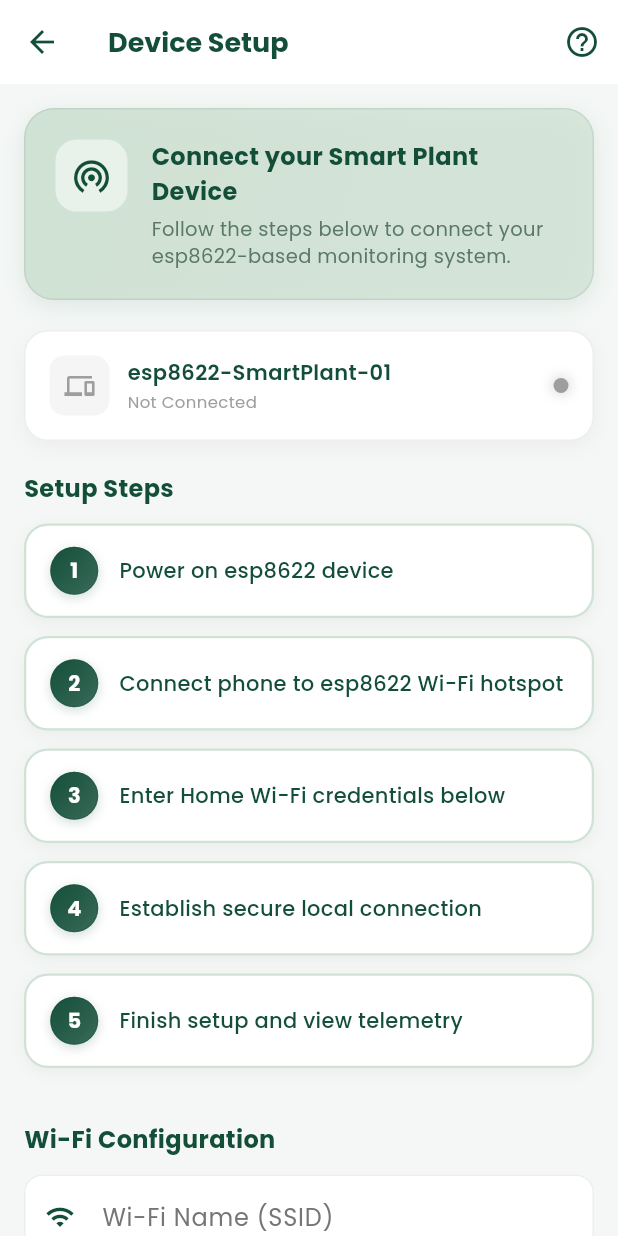
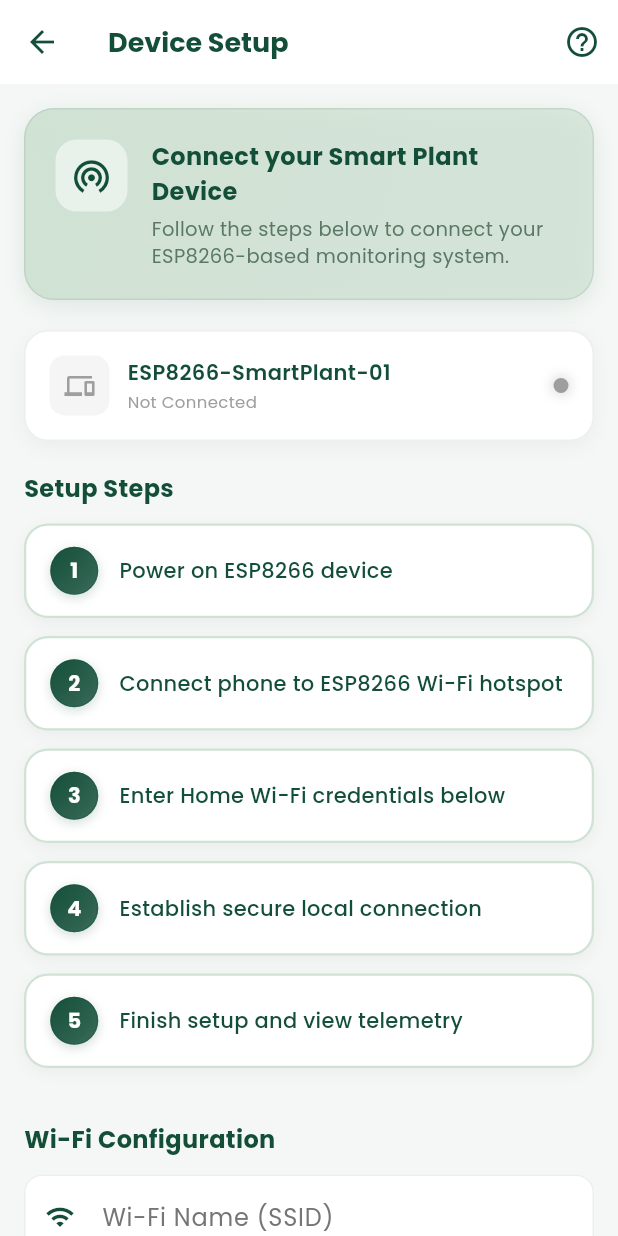
Before and after one commit to Nasir-Ali911/smart-plant-care-system, a Flutter app: the DashboardScreen screen opened by its route, scrolled down 576 dp, after a tap on "Device Setup", on a phone screen of 412 x 824 dp. Run offline on Flutter 3.47's test engine with Material 3 defaults, Android fonts, the light colour scheme and no system bars; our stand-ins replace cloud_firestore, firebase_auth, firebase_core, firebase_database, go_router, google_fonts and 1 more; accounts and stored records are empty; statements that could not run were skipped.

Commit message:
Fix dashboard sensor cards and loading states2

```diff
--- a/lib/screens/dashboard/dashboard_screen.dart
+++ b/lib/screens/dashboard/dashboard_screen.dart
@@ -102,7 +102,7 @@ class _DashboardScreenState extends State<DashboardScreen> {
         return;
       }
 
-      // Try Firestore user profile first
+      // Try Firestore user profile first.
       try {
         final DocumentSnapshot<Map<String, dynamic>> snapshot =
             await _firestore.collection('users').doc(user.uid).get();
@@ -125,7 +125,7 @@ class _DashboardScreenState extends State<DashboardScreen> {
         debugPrint('Firestore profile lookup failed: $e');
       }
 
-      // Firebase Auth fallback
+      // Firebase Auth fallback.
       final String displayName = user.displayName?.trim() ?? '';
 
       if (displayName.isNotEmpty) {
@@ -138,7 +138,7 @@ class _DashboardScreenState extends State<DashboardScreen> {
         return;
       }
 
-      // Email fallback
+      // Email fallback.
       if (mounted) {
         setState(() {
           _userName = _formatName(
@@ -424,13 +424,13 @@ class _DashboardScreenState extends State<DashboardScreen> {
     return StreamBuilder<DatabaseEvent>(
       stream: _smartPlantRef.onValue,
       builder: (context, sensorSnapshot) {
-        // Loading state
+        // Loading state.
         if (sensorSnapshot.connectionState ==
             ConnectionState.waiting) {
           return _buildLoadingScreen();
         }
 
-        // Error state
+        // Error state.
         if (sensorSnapshot.hasError) {
           return _buildErrorScreen(
             sensorSnapshot.error.toString(),
@@ -600,8 +600,7 @@ class _DashboardScreenState extends State<DashboardScreen> {
               },
               child: KeyedSubtree(
                 key: ValueKey(_currentIndex),
-                child:
-                    screens[_currentIndex],
+                child: screens[_currentIndex],
               ),
             ),
           ),
@@ -668,7 +667,6 @@ class _DashboardScreenState extends State<DashboardScreen> {
                   ),
                   label: 'Home',
                 ),
-
                 BottomNavigationBarItem(
                   icon: Icon(
                     Icons.eco_outlined,
@@ -678,7 +676,6 @@ class _DashboardScreenState extends State<DashboardScreen> {
                   ),
                   label: 'Plants',
                 ),
-
                 BottomNavigationBarItem(
                   icon: Icon(
                     Icons.notifications_outlined,
@@ -688,7 +685,6 @@ class _DashboardScreenState extends State<DashboardScreen> {
                   ),
                   label: 'Notifications',
                 ),
-
                 BottomNavigationBarItem(
                   icon: Icon(
                     Icons.person_outline,
@@ -723,9 +719,7 @@ class _DashboardScreenState extends State<DashboardScreen> {
               color: Color(0xFF134E39),
               strokeWidth: 3,
             ),
-
             const SizedBox(height: 20),
-
             Text(
               'Loading your dashboard...',
               style: GoogleFonts.poppins(
@@ -750,28 +744,23 @@ class _DashboardScreenState extends State<DashboardScreen> {
     return Scaffold(
       backgroundColor:
           const Color(0xFFE4EDE6),
-
       body: Center(
         child: Padding(
           padding:
               const EdgeInsets.all(24),
-
           child: Column(
             mainAxisAlignment:
                 MainAxisAlignment.center,
-
             children: [
               Container(
                 width: 80,
                 height: 80,
-
                 decoration:
                     BoxDecoration(
                   shape: BoxShape.circle,
                   color: Colors.red
                       .withOpacity(0.1),
                 ),
-
                 child: const Icon(
                   Icons.error_outline,
                   size: 40,
@@ -813,7 +802,6 @@ class _DashboardScreenState extends State<DashboardScreen> {
                 onPressed: () {
                   setState(() {});
                 },
-
                 style:
                     ElevatedButton.styleFrom(
                   backgroundColor:
@@ -836,7 +824,6 @@ class _DashboardScreenState extends State<DashboardScreen> {
                     ),
                   ),
                 ),
-
                 child: Text(
                   'Retry',
                   style:
@@ -1020,7 +1007,7 @@ class _DashboardScreenState extends State<DashboardScreen> {
 
                 RecentActivityCard(
                   title:
-                      'ESP8622 Device connected',
+                      'ESP8266 Device connected',
                   time:
                       '5 hours ago',
                   icon:
@@ -1057,16 +1044,13 @@ class _DashboardScreenState extends State<DashboardScreen> {
           return Column(
             crossAxisAlignment:
                 CrossAxisAlignment.start,
-
             children: [
               Row(
                 mainAxisAlignment:
                     MainAxisAlignment.end,
                 children: [
                   _buildNotificationButton(),
-
                   const SizedBox(width: 8),
-
                   _buildProfileAvatar(),
                 ],
               ),
@@ -1125,13 +1109,11 @@ class _DashboardScreenState extends State<DashboardScreen> {
         return Row(
           crossAxisAlignment:
               CrossAxisAlignment.start,
-
           children: [
             Expanded(
               child: Column(
                 crossAxisAlignment:
                     CrossAxisAlignment.start,
-
                 children: [
                   Text(
                     '$greeting,',
@@ -1223,14 +1205,12 @@ class _DashboardScreenState extends State<DashboardScreen> {
           ),
         ],
       ),
-
       child: IconButton(
         icon: const Icon(
           Icons.notifications_outlined,
           color:
               Color(0xFF134E39),
         ),
-
         onPressed: () {
           Navigator.push(
             context,
@@ -1251,11 +1231,9 @@ class _DashboardScreenState extends State<DashboardScreen> {
   Widget _buildProfileAvatar() {
     return GestureDetector(
       onTap: _openProfile,
-
       child: Container(
         width: 48,
         height: 48,
-
         decoration: BoxDecoration(
           shape: BoxShape.circle,
           color:
@@ -1267,7 +1245,6 @@ class _DashboardScreenState extends State<DashboardScreen> {
             width: 2,
           ),
         ),
-
         child: const Center(
           child: Icon(
             Icons.person,
@@ -1291,7 +1268,6 @@ class _DashboardScreenState extends State<DashboardScreen> {
   ) {
     return StreamBuilder<DatabaseEvent>(
       stream: _plantsRef.onValue,
-
       builder:
           (context, plantSnapshot) {
         int totalPlants = 0;
@@ -1408,20 +1384,15 @@ class _DashboardScreenState extends State<DashboardScreen> {
 
         SensorCard(
           title: 'Temperature',
-
           value: temperature != null
               ? '${temperature.toStringAsFixed(1)}°C'
               : '--',
-
           icon: Icons.thermostat,
-
           iconColor: Colors.orange,
-
           status: temperatureStatus,
 
-          // FIXED:
-          // showLoading -> isLoading
-          isLoading: temperature == null,
+          isLoading:
+              temperature == null,
 
           isActive:
               temperature != null,
@@ -1435,23 +1406,17 @@ class _DashboardScreenState extends State<DashboardScreen> {
 
         SensorCard(
           title: 'Soil Status',
-
           value:
               sensorDataAvailable
                   ? soil.status
                   : '--',
-
           icon: Icons.grass,
-
           iconColor: _soilColor(),
-
           status:
               sensorDataAvailable
                   ? soil.message
                   : 'Waiting',
 
-          // FIXED:
-          // showLoading -> isLoading
           isLoading:
               !sensorDataAvailable,
 
@@ -1467,20 +1432,15 @@ class _DashboardScreenState extends State<DashboardScreen> {
 
         SensorCard(
           title: 'Humidity',
-
           value: humidity != null
               ? '${humidity.toStringAsFixed(1)}%'
               : '--',
-
           icon: Icons.air,
-
           iconColor: Colors.blue,
-
           status: humidityStatus,
 
-          // FIXED:
-          // showLoading -> isLoading
-          isLoading: humidity == null,
+          isLoading:
+              humidity == null,
 
           isActive:
               humidity != null,
@@ -1494,22 +1454,17 @@ class _DashboardScreenState extends State<DashboardScreen> {
 
         SensorCard(
           title: 'Light Intensity',
-
-          value: lightIntensity != null
-              ? lightIntensity.toStringAsFixed(0)
-              : '--',
-
+          value:
+              lightIntensity != null
+                  ? lightIntensity
+                      .toStringAsFixed(0)
+                  : '--',
           unit: 'lux',
-
           icon:
               Icons.wb_sunny_outlined,
-
           iconColor: Colors.amber,
-
           status: lightStatus,
 
-          // FIXED:
-          // showLoading -> isLoading
           isLoading:
               lightIntensity == null,
 
@@ -1525,14 +1480,22 @@ class _DashboardScreenState extends State<DashboardScreen> {
   // ============================================================
 
   Widget _buildQuickActions() {
-    return Row(
+    return Column(
       children: [
-        Expanded(
+        // ========================================================
+        // ADD PLANT
+        // ========================================================
+
+        SizedBox(
+          width: double.infinity,
           child: QuickActionCard(
             title: 'Add Plant',
+            subtitle:
+                'Add and manage a new plant',
             icon:
                 Icons.add_circle_outline,
-
+            iconColor:
+                const Color(0xFF134E39),
             onTap: () {
               Navigator.push(
                 context,
@@ -1545,14 +1508,22 @@ class _DashboardScreenState extends State<DashboardScreen> {
           ),
         ),
 
-        const SizedBox(width: 12),
-
-        Expanded(
+        const SizedBox(height: 12),
+
+        // ========================================================
+        // DEVICE SETUP
+        // ========================================================
+
+        SizedBox(
+          width: double.infinity,
           child: QuickActionCard(
             title: 'Device Setup',
-            icon: Icons
-                .settings_input_antenna_rounded,
-
+            subtitle:
+                'Configure your smart plant device',
+            icon:
+                Icons.settings_input_antenna_rounded,
+            iconColor:
+                const Color(0xFF134E39),
             onTap: () {
               Navigator.push(
                 context,
--- a/lib/screens/dashboard/widgets/sensor_card.dart
+++ b/lib/screens/dashboard/widgets/sensor_card.dart
@@ -51,6 +51,7 @@ class SensorCard extends StatelessWidget {
         child: AnimatedContainer(
           duration: const Duration(milliseconds: 300),
           curve: Curves.easeInOut,
+          alignment: Alignment.topLeft, // Locks content to the top
           padding: EdgeInsets.all(
             isSmallScreen ? 12 : 16,
           ),
@@ -92,7 +93,7 @@ class SensorCard extends StatelessWidget {
           ),
           child: Column(
             crossAxisAlignment: CrossAxisAlignment.start,
-            mainAxisSize: MainAxisSize.min,
+            mainAxisSize: MainAxisSize.min, // Prevents column from expanding unnecessarily
             children: [
               // --------------------------------------------------
               // HEADER
@@ -182,7 +183,7 @@ class SensorCard extends StatelessWidget {
               ),
 
               SizedBox(
-                height: isSmallScreen ? 12 : 16,
+                height: isSmallScreen ? 10 : 12, // Slightly reduced spacing
               ),
 
               // --------------------------------------------------
@@ -211,10 +212,12 @@ class SensorCard extends StatelessWidget {
                       CrossAxisAlignment.end,
                   children: [
                     Flexible(
+                      child: FittedBox( // Safe guard for long texts
+                        fit: BoxFit.scaleDown,
+                        alignment: Alignment.centerLeft,
                         child: Text(
                           isLoading ? '---' : value,
                           maxLines: 1,
-                        overflow: TextOverflow.ellipsis,
                           style: GoogleFonts.poppins(
                             fontSize:
                                 isSmallScreen ? 18 : 22,
@@ -223,6 +226,7 @@ class SensorCard extends StatelessWidget {
                                 ? Colors.black87
                                 : Colors.grey.shade500,
                             letterSpacing: 0.2,
+                          ),
                         ),
                       ),
                     ),
@@ -255,11 +259,15 @@ class SensorCard extends StatelessWidget {
               // --------------------------------------------------
               if (status != null &&
                   status!.isNotEmpty) ...[
-                const SizedBox(height: 8),
-                _buildStatusChip(
+                const SizedBox(height: 6), // Slightly reduced spacing
+                FittedBox( // Ensures the chip fits horizontally
+                  fit: BoxFit.scaleDown,
+                  alignment: Alignment.centerLeft,
+                  child: _buildStatusChip(
                     status!,
                     effectiveStatusColor,
                     isSmallScreen,
+                  ),
                 ),
               ],
 
@@ -268,7 +276,7 @@ class SensorCard extends StatelessWidget {
               // --------------------------------------------------
               if (isLoading &&
                   progressValue != null) ...[
-                const SizedBox(height: 12),
+                const SizedBox(height: 10),
                 ClipRRect(
                   borderRadius:
                       BorderRadius.circular(4),
@@ -346,17 +354,14 @@ class SensorCard extends StatelessWidget {
             color: color,
           ),
           const SizedBox(width: 4),
-          Flexible(
-            child: Text(
+          Text(
             status,
             maxLines: 1,
-              overflow: TextOverflow.ellipsis,
             style: GoogleFonts.poppins(
               fontSize: isSmallScreen ? 9 : 11,
               fontWeight: FontWeight.w600,
               color: color,
               letterSpacing: 0.3,
-              ),
             ),
           ),
         ],
@@ -444,6 +449,7 @@ class GaugeSensorCard extends StatelessWidget {
         onTap: onTap,
         borderRadius: BorderRadius.circular(18),
         child: Container(
+          alignment: Alignment.topLeft, // Uniform layout protection
           padding: const EdgeInsets.all(16),
           decoration: BoxDecoration(
             color: Colors.white,
@@ -463,6 +469,7 @@ class GaugeSensorCard extends StatelessWidget {
           child: Column(
             crossAxisAlignment:
                 CrossAxisAlignment.start,
+            mainAxisSize: MainAxisSize.min,
             children: [
               Row(
                 children: [
@@ -574,6 +581,7 @@ class CompactSensorCard extends StatelessWidget {
   @override
   Widget build(BuildContext context) {
     return Container(
+      alignment: Alignment.centerLeft, // Uniform layout protection
       padding: const EdgeInsets.all(12),
       decoration: BoxDecoration(
         color: Colors.white,
@@ -606,6 +614,7 @@ class CompactSensorCard extends StatelessWidget {
             child: Column(
               crossAxisAlignment:
                   CrossAxisAlignment.start,
+              mainAxisSize: MainAxisSize.min,
               children: [
                 Text(
                   title,
--- a/lib/screens/device_setup/device_setup_screen.dart
+++ b/lib/screens/device_setup/device_setup_screen.dart
@@ -30,7 +30,7 @@ class _DeviceSetupScreenState extends State<DeviceSetupScreen>
   bool _isScanning = false;
   bool _isConnected = false;
   String _connectionStatus = 'Not Connected';
-  String _selectedDevice = 'esp8622-SmartPlant-01';
+  String _selectedDevice = 'ESP8266-SmartPlant-01';
 
   @override
   void initState() {
@@ -304,7 +304,7 @@ class _DeviceSetupScreenState extends State<DeviceSetupScreen>
                 ),
                 const SizedBox(height: 4),
                 Text(
-                  'Follow the steps below to connect your esp8622-based monitoring system.',
+                  'Follow the steps below to connect your ESP8266-based monitoring system.',
                   style: GoogleFonts.poppins(
                     fontSize: isSmallScreen ? 11 : 13,
                     color: const Color(0xFF5A7865),
@@ -427,12 +427,12 @@ class _DeviceSetupScreenState extends State<DeviceSetupScreen>
         const SizedBox(height: 12),
         SetupStepCard(
           stepNumber: '1',
-          title: 'Power on esp8622 device',
+          title: 'Power on ESP8266 device',
           isCompleted: _isConnected,
         ),
         SetupStepCard(
           stepNumber: '2',
-          title: 'Connect phone to esp8622 Wi-Fi hotspot',
+          title: 'Connect phone to ESP8266 Wi-Fi hotspot',
           isCompleted: _isConnected,
         ),
         SetupStepCard(
@@ -717,11 +717,11 @@ class _DeviceSetupScreenState extends State<DeviceSetupScreen>
             children: [
               _buildHelpItem(
                 icon: Icons.power,
-                text: 'Ensure your esp8622 device is powered on and nearby',
+                text: 'Ensure your ESP8266 device is powered on and nearby',
               ),
               _buildHelpItem(
                 icon: Icons.wifi,
-                text: 'Connect to the esp8622 Wi-Fi hotspot (usually named "esp8622-SmartPlant")',
+                text: 'Connect to the ESP8266 Wi-Fi hotspot (usually named "ESP8266-SmartPlant")',
               ),
               _buildHelpItem(
                 icon: Icons.router,
--- a/lib/screens/device_setup/widgets/device_card.dart
+++ b/lib/screens/device_setup/widgets/device_card.dart
@@ -30,7 +30,7 @@ class DeviceCard extends StatelessWidget {
               Expanded(
                 flex: 3,
                 child: Text(
-                  'esp8622 Smart Plant Monitor',
+                  'ESP8266 Smart Plant Monitor',
                   maxLines: 2,
                   overflow: TextOverflow.ellipsis,
                   style: GoogleFonts.poppins(
```
Lines whose indentation alone changed are shown as unchanged.
